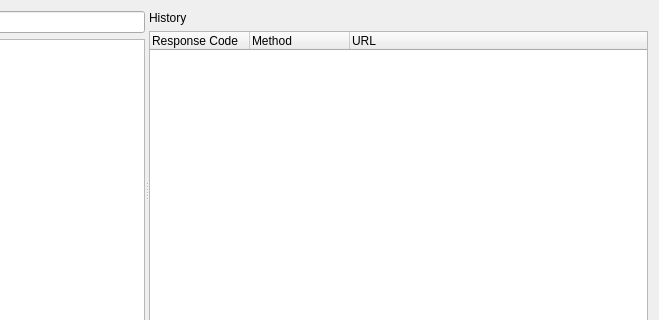
Old version of the form ui/Web/UiHttpWebRequests.ui in the repository caffedrine/CryptoPocketKnife; both pictures show x 365 to 1024 and y 0 to 320 of the 1024 by 731 pixel window.
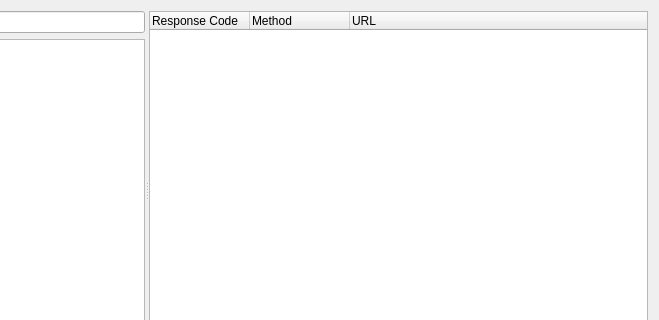
New version of the form.

Commit message: Provide multiple output for mats for requests

```diff
--- a/ui/Web/UiHttpWebRequests.ui
+++ b/ui/Web/UiHttpWebRequests.ui
@@ -105,13 +105,6 @@
       <widget class="QWidget" name="formLayoutWidget">
        <layout class="QGridLayout" name="gridLayout_History">
         <item row="0" column="0">
-         <widget class="QLabel" name="label">
-          <property name="text">
-           <string>History</string>
-          </property>
-         </widget>
-        </item>
-        <item row="1" column="0">
          <widget class="QTreeWidget" name="treeWidget_HistoryList">
           <column>
            <property name="text">
```
The commit also changes 1 other file.
